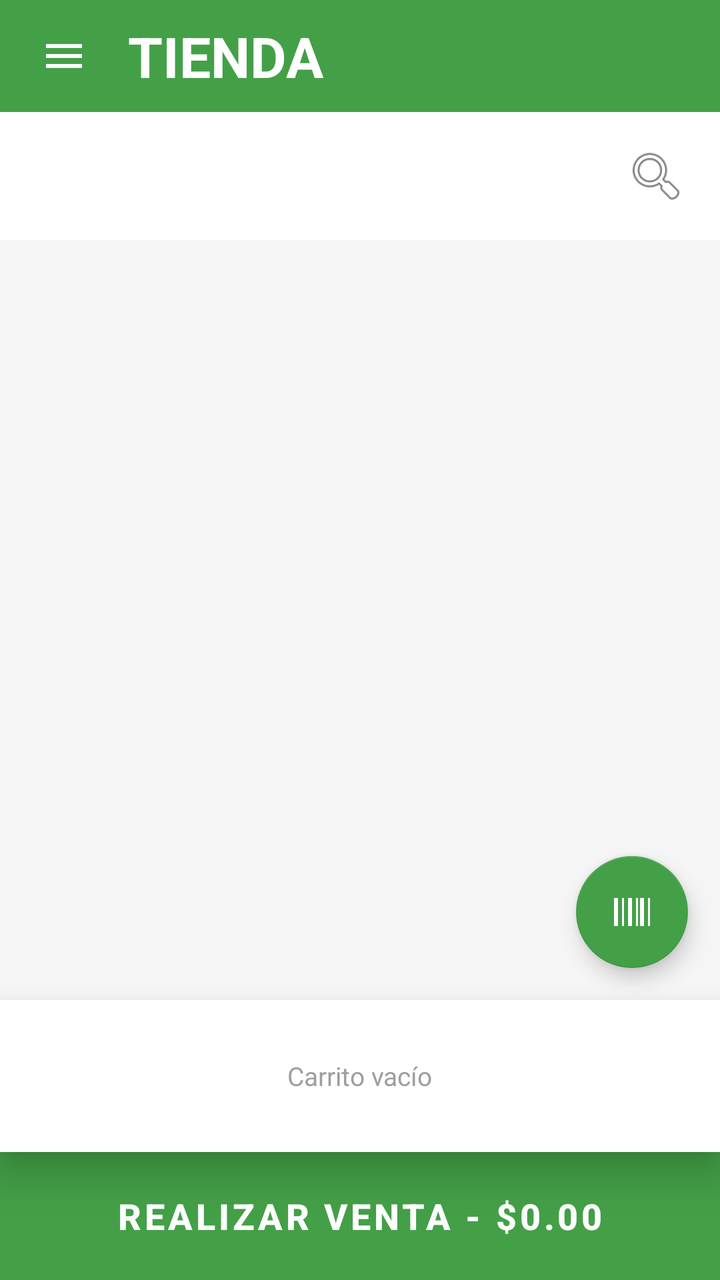
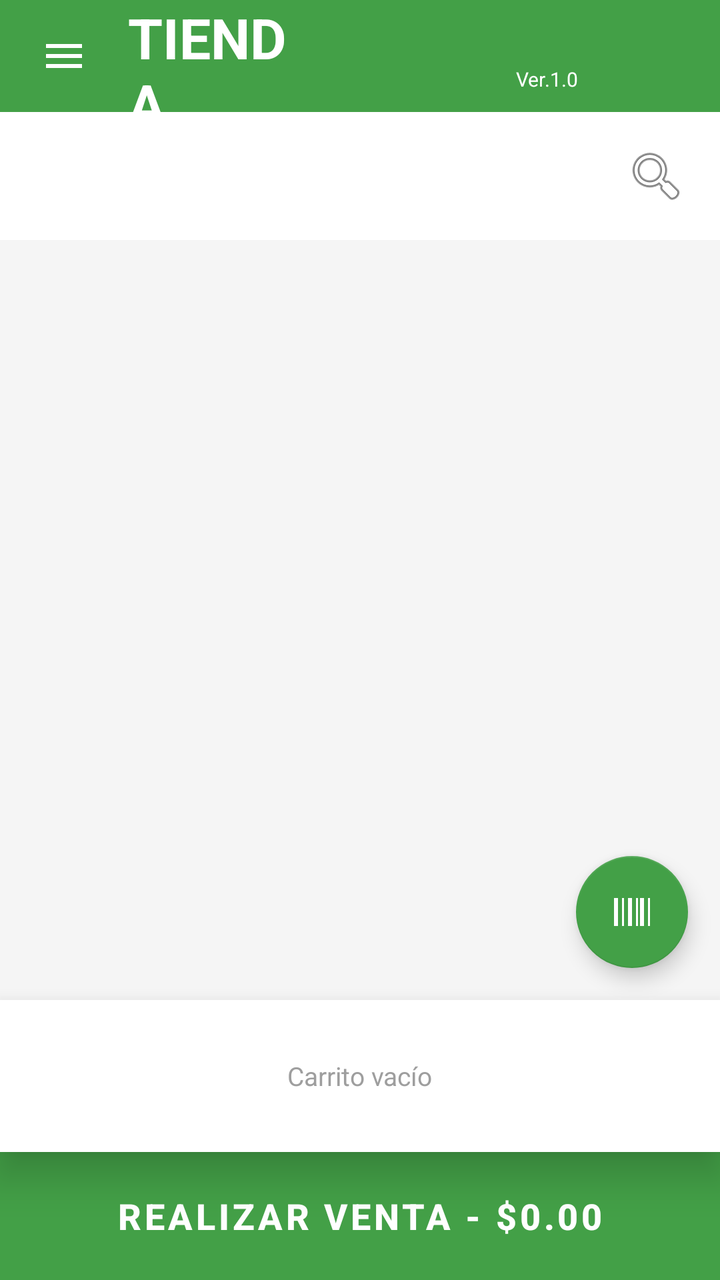

An Android layout rendered at two revisions. The XML below is the earlier revision; the diff shows what the commit changed to produce the second picture.
<!-- AndroidManifest.xml: application theme Theme.Inventario -->
<!-- res/layout/activity_tienda.xml -->
<?xml version="1.0" encoding="utf-8"?>
<androidx.drawerlayout.widget.DrawerLayout
    xmlns:android="http://schemas.android.com/apk/res/android"
    xmlns:app="http://schemas.android.com/apk/res-auto"
    android:id="@+id/drawerLayout"
    android:layout_width="match_parent"
    android:layout_height="match_parent">

    
    <androidx.constraintlayout.widget.ConstraintLayout
        android:layout_width="match_parent"
        android:layout_height="match_parent"
        android:background="#F5F5F5">

        
        <LinearLayout
            android:id="@+id/layoutTopBar"
            android:layout_width="0dp"
            android:layout_height="56dp"
            android:orientation="horizontal"
            android:gravity="center_vertical"
            android:background="#43A047"
            android:paddingStart="8dp"
            android:paddingEnd="8dp"
            app:layout_constraintTop_toTopOf="parent"
            app:layout_constraintStart_toStartOf="parent"
            app:layout_constraintEnd_toEndOf="parent">

            <FrameLayout
                android:layout_width="wrap_content"
                android:layout_height="wrap_content">

                <ImageButton
                    android:id="@+id/btnMenuHamburger"
                    android:layout_width="48dp"
                    android:layout_height="48dp"
                    android:src="@drawable/ic_menu_hamburger"
                    android:background="?attr/selectableItemBackgroundBorderless"
                    android:contentDescription="Abrir menú"
                    android:scaleType="centerInside"/>

                
                <View
                    android:id="@+id/dotMenuStock"
                    android:layout_width="12dp"
                    android:layout_height="12dp"
                    android:layout_gravity="top|end"
                    android:layout_marginTop="6dp"
                    android:layout_marginEnd="6dp"
                    android:background="@drawable/ic_red_dot"
                    android:visibility="gone"/>

            </FrameLayout>

            <ImageView
                android:id="@+id/ivLogoTienda"
                android:layout_width="40dp"
                android:layout_height="40dp"
                android:layout_marginStart="6dp"
                android:scaleType="fitCenter"
                android:visibility="gone"
                android:contentDescription="Logo de la tienda"/>

            <TextView
                android:layout_width="0dp"
                android:layout_height="wrap_content"
                android:layout_weight="1"
                android:text="TIENDA"
                android:textSize="28sp"
                android:textStyle="bold"
                android:textColor="#FFFFFF"
                android:layout_marginStart="8dp"/>

        </LinearLayout>

        
        <LinearLayout
            android:id="@+id/layoutHeader"
            android:layout_width="0dp"
            android:layout_height="wrap_content"
            android:orientation="horizontal"
            android:gravity="center_vertical"
            android:paddingStart="8dp"
            android:paddingEnd="8dp"
            android:paddingTop="8dp"
            android:paddingBottom="8dp"
            android:background="#FFFFFF"
            app:layout_constraintTop_toBottomOf="@id/layoutTopBar"
            app:layout_constraintStart_toStartOf="parent"
            app:layout_constraintEnd_toEndOf="parent">

            <androidx.recyclerview.widget.RecyclerView
                android:id="@+id/rvCategorias"
                android:layout_width="0dp"
                android:layout_height="wrap_content"
                android:layout_weight="1"
                android:clipToPadding="false"/>

            <ImageButton
                android:id="@+id/btnToggleBuscar"
                android:layout_width="48dp"
                android:layout_height="48dp"
                android:src="@android:drawable/ic_menu_search"
                android:background="?attr/selectableItemBackgroundBorderless"
                android:contentDescription="Buscar producto"/>

        </LinearLayout>

        
        <androidx.cardview.widget.CardView
            android:id="@+id/cardBuscar"
            android:layout_width="0dp"
            android:layout_height="wrap_content"
            android:layout_marginStart="8dp"
            android:layout_marginEnd="8dp"
            android:layout_marginTop="4dp"
            android:visibility="gone"
            app:cardCornerRadius="8dp"
            app:cardElevation="2dp"
            app:layout_constraintTop_toBottomOf="@id/layoutHeader"
            app:layout_constraintStart_toStartOf="parent"
            app:layout_constraintEnd_toEndOf="parent">

            <EditText
                android:id="@+id/etBuscarTienda"
                android:layout_width="match_parent"
                android:layout_height="wrap_content"
                android:paddingStart="12dp"
                android:paddingEnd="12dp"
                android:paddingTop="10dp"
                android:paddingBottom="10dp"
                android:hint="Buscar producto..."
                android:textColor="#212121"
                android:textColorHint="#9E9E9E"
                android:background="@android:color/transparent"
                android:imeOptions="actionSearch"
                android:inputType="text"
                android:singleLine="true"/>

        </androidx.cardview.widget.CardView>

        
        <androidx.recyclerview.widget.RecyclerView
            android:id="@+id/rvProductosTienda"
            android:layout_width="0dp"
            android:layout_height="0dp"
            android:layout_marginTop="4dp"
            android:paddingStart="4dp"
            android:paddingEnd="4dp"
            android:paddingBottom="4dp"
            android:clipToPadding="false"
            app:layout_constraintTop_toBottomOf="@id/cardBuscar"
            app:layout_constraintBottom_toTopOf="@id/layoutCarrito"
            app:layout_constraintStart_toStartOf="parent"
            app:layout_constraintEnd_toEndOf="parent"/>

        
        <TextView
            android:id="@+id/tvSinProductos"
            android:layout_width="wrap_content"
            android:layout_height="wrap_content"
            android:text="No hay productos disponibles"
            android:textSize="14sp"
            android:textColor="#9E9E9E"
            android:visibility="gone"
            app:layout_constraintTop_toTopOf="@id/rvProductosTienda"
            app:layout_constraintBottom_toBottomOf="@id/rvProductosTienda"
            app:layout_constraintStart_toStartOf="parent"
            app:layout_constraintEnd_toEndOf="parent"/>

        
        <com.google.android.material.floatingactionbutton.FloatingActionButton
            android:id="@+id/fabEscanear"
            android:layout_width="wrap_content"
            android:layout_height="wrap_content"
            android:layout_marginEnd="16dp"
            android:layout_marginBottom="16dp"
            android:src="@drawable/ic_barcode"
            app:backgroundTint="#43A047"
            app:tint="#FFFFFF"
            app:layout_constraintBottom_toTopOf="@id/layoutCarrito"
            app:layout_constraintEnd_toEndOf="parent"
            android:contentDescription="Escanear código de barras" />

        <androidx.cardview.widget.CardView
            android:id="@+id/layoutCarrito"
            android:layout_width="0dp"
            android:layout_height="wrap_content"
            app:cardBackgroundColor="#FFFFFF"
            app:cardCornerRadius="0dp"
            app:cardElevation="12dp"
            app:layout_constraintBottom_toTopOf="@id/btnRealizarVenta"
            app:layout_constraintStart_toStartOf="parent"
            app:layout_constraintEnd_toEndOf="parent">

            <LinearLayout
                android:layout_width="match_parent"
                android:layout_height="wrap_content"
                android:orientation="horizontal"
                android:padding="8dp"
                android:gravity="center_vertical">

                <FrameLayout
                    android:layout_width="0dp"
                    android:layout_height="wrap_content"
                    android:layout_weight="1">

                    <androidx.recyclerview.widget.RecyclerView
                        android:id="@+id/rvCarrito"
                        android:layout_width="match_parent"
                        android:layout_height="wrap_content"
                        android:minHeight="60dp"/>

                    <TextView
                        android:id="@+id/tvCarritoVacio"
                        android:layout_width="wrap_content"
                        android:layout_height="wrap_content"
                        android:layout_gravity="center"
                        android:text="Carrito vacío"
                        android:textSize="13sp"
                        android:textColor="#9E9E9E"
                        android:textStyle="normal"/>

                </FrameLayout>

            </LinearLayout>

        </androidx.cardview.widget.CardView>

        <Button
            android:id="@+id/btnRealizarVenta"
            android:layout_width="0dp"
            android:layout_height="64dp"
            android:text="REALIZAR VENTA - $0.00"
            android:textSize="18sp"
            android:textStyle="bold"
            android:textColor="#FFFFFF"
            android:backgroundTint="#43A047"
            android:insetTop="0dp"
            android:insetBottom="0dp"
            app:cornerRadius="0dp"
            app:layout_constraintBottom_toBottomOf="parent"
            app:layout_constraintStart_toStartOf="parent"
            app:layout_constraintEnd_toEndOf="parent" />

    </androidx.constraintlayout.widget.ConstraintLayout>

    
    <LinearLayout
        android:id="@+id/navDrawer"
        android:layout_width="220dp"
        android:layout_height="match_parent"
        android:layout_gravity="start"
        android:orientation="vertical"
        android:background="#000000"
        android:fitsSystemWindows="true">

        
        <TextView
            android:layout_width="match_parent"
            android:layout_height="wrap_content"
            android:text="MENU"
            android:textSize="28sp"
            android:textStyle="bold"
            android:textColor="#FFFFFF"
            android:gravity="center"
            android:paddingTop="20dp"
            android:paddingBottom="20dp"
            android:background="#1565C0"/>

        
        <TextView
            android:id="@+id/menuInventario"
            android:layout_width="match_parent"
            android:layout_height="wrap_content"
            android:text="INVENTARIO"
            android:textSize="18sp"
            android:textStyle="bold"
            android:textColor="#FFFFFF"
            android:gravity="center"
            android:paddingTop="18dp"
            android:paddingBottom="18dp"
            android:background="#388E3C"
            android:foreground="?attr/selectableItemBackground"/>

        
        <TextView
            android:id="@+id/menuReportes"
            android:layout_width="match_parent"
            android:layout_height="wrap_content"
            android:text="Mi mercancía y\nreportes"
            android:textSize="18sp"
            android:textStyle="bold"
            android:textColor="#5D4037"
            android:gravity="center"
            android:paddingTop="14dp"
            android:paddingBottom="14dp"
            android:background="#FFF59D"
            android:foreground="?attr/selectableItemBackground"/>

        
        <TextView
            android:id="@+id/menuHistorial"
            android:layout_width="match_parent"
            android:layout_height="wrap_content"
            android:text="Historial de\nventas"
            android:textSize="18sp"
            android:textStyle="bold"
            android:textColor="#FFFFFF"
            android:gravity="center"
            android:paddingTop="14dp"
            android:paddingBottom="14dp"
            android:background="#FF8F00"
            android:foreground="?attr/selectableItemBackground"/>

        
        <TextView
            android:id="@+id/menuProveedores"
            android:layout_width="match_parent"
            android:layout_height="wrap_content"
            android:text="Proveedores"
            android:textSize="18sp"
            android:textStyle="bold"
            android:textColor="#FFFFFF"
            android:gravity="center"
            android:paddingTop="18dp"
            android:paddingBottom="18dp"
            android:background="#CE93D8"
            android:foreground="?attr/selectableItemBackground"/>

        
        <TextView
            android:id="@+id/menuFiados"
            android:layout_width="match_parent"
            android:layout_height="wrap_content"
            android:text="Fiados a\nclientes"
            android:textSize="18sp"
            android:textStyle="bold"
            android:textColor="#FFFFFF"
            android:gravity="center"
            android:paddingTop="14dp"
            android:paddingBottom="14dp"
            android:background="#E53935"
            android:foreground="?attr/selectableItemBackground"/>

        
        <TextView
            android:id="@+id/menuAjustes"
            android:layout_width="match_parent"
            android:layout_height="wrap_content"
            android:text="Ajustes"
            android:textSize="18sp"
            android:textStyle="bold"
            android:textColor="#FFFFFF"
            android:gravity="center"
            android:paddingTop="18dp"
            android:paddingBottom="18dp"
            android:background="#7B1FA2"
            android:foreground="?attr/selectableItemBackground"/>

        
        <View
            android:layout_width="match_parent"
            android:layout_height="0dp"
            android:layout_weight="1"
            android:background="#FFFFFF"/>

        
        <TextView
            android:layout_width="match_parent"
            android:layout_height="wrap_content"
            android:text="GerardoA."
            android:textSize="16sp"
            android:textStyle="bold"
            android:textColor="#424242"
            android:gravity="center"
            android:paddingTop="14dp"
            android:paddingBottom="14dp"
            android:background="#FFFFFF"/>

    </LinearLayout>

</androidx.drawerlayout.widget.DrawerLayout>
<!-- resources referenced by this layout -->
<resources>
  <!-- drawable ic_barcode (drawable) -->
  <vector xmlns:android="http://schemas.android.com/apk/res/android"
      android:width="24dp"
      android:height="24dp"
      android:viewportWidth="24"
      android:viewportHeight="24">
      <path
          android:fillColor="#FFFFFF"
          android:pathData="M3,5h2v14H3V5z M7,5h1v14H7V5z M10,5h2v14h-2V5z M14,5h1v14h-1V5z M16,5h2v14h-2V5z M20,5h1v14h-1V5z"/>
  </vector>
  <!-- drawable ic_menu_hamburger (drawable) -->
  <?xml version="1.0" encoding="utf-8"?>
  <vector xmlns:android="http://schemas.android.com/apk/res/android"
      android:width="24dp"
      android:height="24dp"
      android:viewportWidth="24"
      android:viewportHeight="24"
      android:tint="#FFFFFF">
      <path
          android:fillColor="#FFFFFF"
          android:pathData="M3,18h18v-2H3v2zM3,13h18v-2H3v2zM3,6v2h18V6H3z"/>
  </vector>
  <!-- drawable ic_red_dot (drawable) -->
  <?xml version="1.0" encoding="utf-8"?>
  <shape xmlns:android="http://schemas.android.com/apk/res/android"
      android:shape="oval">
      <solid android:color="#E53935" />
      <stroke
          android:width="1.5dp"
          android:color="#FFFFFF" />
  </shape>
  <style name="Theme.Inventario" parent="Theme.MaterialComponents.DayNight.DarkActionBar">
          
          <item name="colorPrimary">@color/purple_500</item>
          <item name="colorPrimaryVariant">@color/purple_700</item>
          <item name="colorOnPrimary">@color/white</item>
          
          <item name="colorSecondary">@color/teal_200</item>
          <item name="colorSecondaryVariant">@color/teal_700</item>
          <item name="colorOnSecondary">@color/black</item>
          
          <item name="android:statusBarColor">?attr/colorPrimaryVariant</item>
          
      </style>
  <color name="purple_500">#FF6200EE</color>
  <color name="purple_700">#FF3700B3</color>
  <color name="white">#FFFFFFFF</color>
  <color name="teal_200">#FF03DAC5</color>
  <color name="teal_700">#FF018786</color>
  <color name="black">#FF000000</color>
</resources>

<!-- the commit's change to res/layout/activity_tienda.xml (unified diff, before → after) -->
@@ -13,18 +13,21 @@
         android:background="#F5F5F5">
 
         
+
+        
         <LinearLayout
             android:id="@+id/layoutTopBar"
             android:layout_width="0dp"
             android:layout_height="56dp"
+            android:background="#43A047"
+            android:gravity="center_vertical"
             android:orientation="horizontal"
-            android:gravity="center_vertical"
-            android:background="#43A047"
             android:paddingStart="8dp"
             android:paddingEnd="8dp"
-            app:layout_constraintTop_toTopOf="parent"
-            app:layout_constraintStart_toStartOf="parent"
-            app:layout_constraintEnd_toEndOf="parent">
+            app:layout_constraintEnd_toEndOf="parent"
+            app:layout_constraintHorizontal_bias="0.0"
+            app:layout_constraintStart_toStartOf="parent"
+            app:layout_constraintTop_toTopOf="parent">
 
             <FrameLayout
                 android:layout_width="wrap_content"
@@ -34,10 +37,10 @@
                     android:id="@+id/btnMenuHamburger"
                     android:layout_width="48dp"
                     android:layout_height="48dp"
-                    android:src="@drawable/ic_menu_hamburger"
                     android:background="?attr/selectableItemBackgroundBorderless"
                     android:contentDescription="Abrir menú"
-                    android:scaleType="centerInside"/>
+                    android:scaleType="centerInside"
+                    android:src="@drawable/ic_menu_hamburger" />
 
                 
                 <View
@@ -48,7 +51,7 @@
                     android:layout_marginTop="6dp"
                     android:layout_marginEnd="6dp"
                     android:background="@drawable/ic_red_dot"
-                    android:visibility="gone"/>
+                    android:visibility="gone" />
 
             </FrameLayout>
 
@@ -57,23 +60,33 @@
                 android:layout_width="40dp"
                 android:layout_height="40dp"
                 android:layout_marginStart="6dp"
+                android:contentDescription="Logo de la tienda"
                 android:scaleType="fitCenter"
-                android:visibility="gone"
-                android:contentDescription="Logo de la tienda"/>
+                android:visibility="gone" />
 
             <TextView
                 android:layout_width="0dp"
                 android:layout_height="wrap_content"
+                android:layout_marginStart="8dp"
                 android:layout_weight="1"
                 android:text="TIENDA"
+                android:textColor="#FFFFFF"
                 android:textSize="28sp"
-                android:textStyle="bold"
+                android:textStyle="bold" />
+
+            <TextView
+                android:id="@+id/textView"
+                android:layout_width="0dp"
+                android:layout_height="wrap_content"
+                android:layout_marginStart="100dp"
+                android:layout_weight="1"
+                android:text="\n\nVer.1.0"
                 android:textColor="#FFFFFF"
-                android:layout_marginStart="8dp"/>
+                android:textSize="10sp"
+                android:textStyle="normal" />
 
         </LinearLayout>
 
-        
         <LinearLayout
             android:id="@+id/layoutHeader"
             android:layout_width="0dp"
@@ -140,21 +153,24 @@
         </androidx.cardview.widget.CardView>
 
         
+
+        
         <androidx.recyclerview.widget.RecyclerView
             android:id="@+id/rvProductosTienda"
             android:layout_width="0dp"
             android:layout_height="0dp"
             android:layout_marginTop="4dp"
+            android:clipToPadding="false"
             android:paddingStart="4dp"
             android:paddingEnd="4dp"
             android:paddingBottom="4dp"
-            android:clipToPadding="false"
+            app:layout_constraintBottom_toTopOf="@id/layoutCarrito"
+            app:layout_constraintEnd_toEndOf="parent"
+            app:layout_constraintHorizontal_bias="0.0"
+            app:layout_constraintStart_toStartOf="parent"
             app:layout_constraintTop_toBottomOf="@id/cardBuscar"
-            app:layout_constraintBottom_toTopOf="@id/layoutCarrito"
-            app:layout_constraintStart_toStartOf="parent"
-            app:layout_constraintEnd_toEndOf="parent"/>
-
-        
+            app:layout_constraintVertical_bias="1.0" />
+
         <TextView
             android:id="@+id/tvSinProductos"
             android:layout_width="wrap_content"
@@ -369,7 +385,7 @@
         <TextView
             android:layout_width="match_parent"
             android:layout_height="wrap_content"
-            android:text="GerardoA."
+            android:text="GerardoA. - 9621350889"
             android:textSize="16sp"
             android:textStyle="bold"
             android:textColor="#424242"
